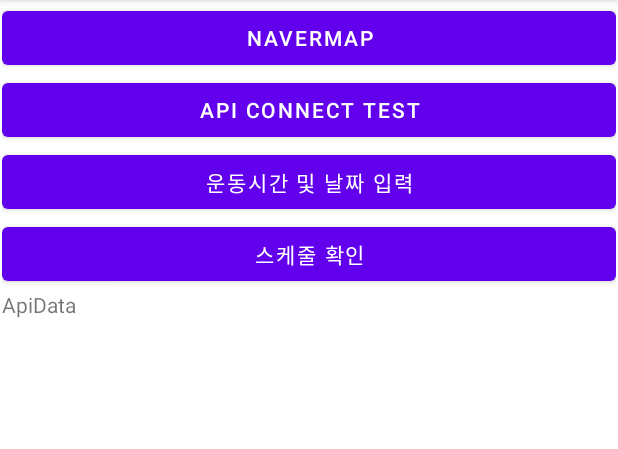
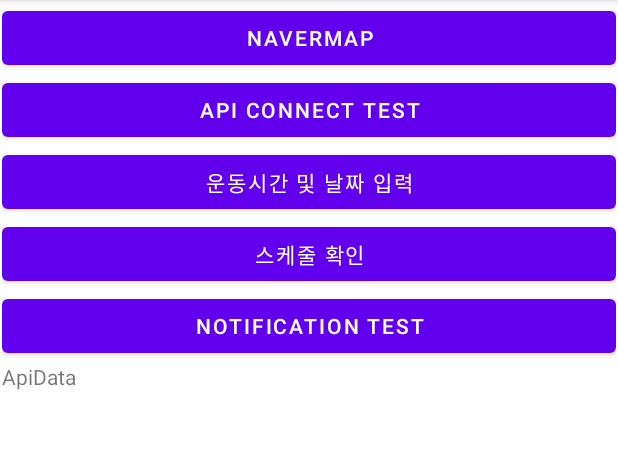
Before and after one commit to recordmystory/HealthSchedule, an Android app: the screen it shows after launch (MainActivity), on a phone screen of 412 x 824 dp, the part 84-533 px from its top. Run offline under Robolectric (Android 15) with nearby library versions, the phone set to English and light mode, and no system bars.

```diff
--- a/app/src/main/AndroidManifest.xml
+++ b/app/src/main/AndroidManifest.xml
@@ -6,6 +6,9 @@
     <uses-permission android:name="android.permission.ACCESS_NETWORK_STATE" />
     <uses-permission android:name="android.permission.ACCESS_COARSE_LOCATION" />
     <uses-permission android:name="android.permission.ACCESS_FINE_LOCATION" />
+    <uses-permission
+        android:name="android.permission.POST_NOTIFICATIONS"
+        android:minSdkVersion="33" />
     <uses-permission android:name="android.permission.WRITE_EXTERNAL_STORAGE"/>
 
     <uses-feature
--- a/app/src/main/java/com/inhatc/healthschedule/MainActivity.java
+++ b/app/src/main/java/com/inhatc/healthschedule/MainActivity.java
@@ -6,11 +6,20 @@ import androidx.activity.result.ActivityResultCallback;
 import androidx.activity.result.ActivityResultLauncher;
 import androidx.activity.result.contract.ActivityResultContracts;
 import androidx.appcompat.app.AppCompatActivity;
+import androidx.core.app.NotificationCompat;
 
 import android.app.Activity;
+import android.app.Notification;
+import android.app.NotificationChannel;
+import android.app.NotificationManager;
+import android.content.Context;
 import android.content.Intent;
 import android.database.sqlite.SQLiteDatabase;
+import android.graphics.Bitmap;
+import android.graphics.BitmapFactory;
+import android.graphics.Color;
 import android.os.AsyncTask;
+import android.os.Build;
 import android.os.Bundle;
 import android.text.method.ScrollingMovementMethod;
 import android.util.Log;
@@ -28,6 +37,8 @@ import java.io.InputStreamReader;
 import java.io.StringReader;
 import java.net.HttpURLConnection;
 import java.net.URL;
+import java.util.Calendar;
+import java.util.GregorianCalendar;
 
 public class MainActivity extends AppCompatActivity {
 
@@ -37,6 +48,15 @@ public class MainActivity extends AppCompatActivity {
     private TextView textApiData;
     String arrivedAddress = null;
 
+
+
+    // Channel에 대한 id 생성
+    private static final String PRIMARY_CHANNEL_ID = "primary_notification_channel";
+    // Channel을 생성 및 전달해 줄 수 있는 Manager 생성
+    private NotificationManager mNotificationManager;
+
+    // Notification에 대한 ID 생성
+    private static final int NOTIFICATION_ID = 0;
     @Override
     protected void onCreate(Bundle savedInstanceState) {
         super.onCreate(savedInstanceState);
@@ -80,6 +100,10 @@ public class MainActivity extends AppCompatActivity {
         textApiData = (TextView) findViewById(R.id.textApiData);
         textApiData.setMovementMethod(new ScrollingMovementMethod());  //스크롤
 
+        Calendar calendar = new GregorianCalendar();
+        String today = String.valueOf(calendar.get(Calendar.YEAR)) + String.format("%02d", calendar.get(Calendar.MONTH) + 1) + String.format("%02d", calendar.get(Calendar.DAY_OF_MONTH));
+
+
         //Write 버튼 클릭
         Button getApiData = (Button) findViewById(R.id.btnGetApiData);
         getApiData.setOnClickListener(new View.OnClickListener() {
@@ -89,8 +113,8 @@ public class MainActivity extends AppCompatActivity {
                 String serviceKey = "HsRNXBqjnN5wPvLYWibtHMPTb0WvozkrwMOG6f3Ci%2Bwg4FlX5DhJ7EwAA%2F6qZr18U1HydLvkm8uKwhHZy8o7IQ%3D%3D"; //일반 인증키(Encoding)
                 String numOfRows = "1000";      //한 페이지 결과 수
                 String pageNo = "1";            //페이지 번호
-                String dataType = "XML";         //요청 자료형식(XML/JSON)
-                String base_date = "20230603"; //발표일자
+                String dataType = "XML";        //요청 자료형식(XML/JSON)
+                String base_date = today;       //발표일자
                 String base_time = "0200";      //발표 시간
                 String nx = "55";               //예보지점 X
                 String ny = "127";              //예보지점 Y
@@ -135,7 +159,59 @@ public class MainActivity extends AppCompatActivity {
             }
         });
 
+        //노티 버튼
+        Button btnNoti = (Button) findViewById(R.id.btnNoti);
+        btnNoti.setOnClickListener(new View.OnClickListener() {
+            @Override
+            public void onClick(View view) {
+                sendNotification();
+            }
+        });
+        createNotificationChannel();
 
+
+    }
+
+    //채널을 만드는 메소드
+    public void createNotificationChannel()
+    {
+        //notification manager 생성
+        mNotificationManager = (NotificationManager)
+                getSystemService(NOTIFICATION_SERVICE);
+        // 기기(device)의 SDK 버전 확인 ( SDK 26 버전 이상인지 - VERSION_CODES.O = 26)
+        if(android.os.Build.VERSION.SDK_INT
+                >= android.os.Build.VERSION_CODES.O){
+            //Channel 정의 생성자( construct 이용 )
+            NotificationChannel notificationChannel = new NotificationChannel(PRIMARY_CHANNEL_ID
+                    ,"Test Notification",mNotificationManager.IMPORTANCE_HIGH);
+            //Channel에 대한 기본 설정
+            notificationChannel.enableLights(true);
+            notificationChannel.setLightColor(Color.RED);
+            notificationChannel.enableVibration(true);
+            notificationChannel.setDescription("Notification from Mascot");
+            // Manager을 이용하여 Channel 생성
+            mNotificationManager.createNotificationChannel(notificationChannel);
+        } else {
+
+        }
+
+    }
+
+    // Notification Builder를 만드는 메소드
+    private NotificationCompat.Builder getNotificationBuilder() {
+        NotificationCompat.Builder notifyBuilder = new NotificationCompat.Builder(this, PRIMARY_CHANNEL_ID)
+                .setContentTitle("You've been notified!")
+                .setContentText("This is your notification text.")
+                .setSmallIcon(R.drawable.nfc);
+        return notifyBuilder;
+    }
+
+    // Notification을 보내는 메소드
+    public void sendNotification(){
+        // Builder 생성
+        NotificationCompat.Builder notifyBuilder = getNotificationBuilder();
+        // Manager를 통해 notification 디바이스로 전달
+        mNotificationManager.notify(NOTIFICATION_ID,notifyBuilder.build());
     }
 
 
--- a/app/src/main/res/layout/activity_main.xml
+++ b/app/src/main/res/layout/activity_main.xml
@@ -46,6 +46,12 @@
             android:layout_height="wrap_content"
             android:text="스케줄 확인" />
 
+        <Button
+            android:id="@+id/btnNoti"
+            android:layout_width="match_parent"
+            android:layout_height="wrap_content"
+            android:text="Notification Test" />
+
         <TextView
             android:id="@+id/textApiData"
             android:layout_width="match_parent"
```
